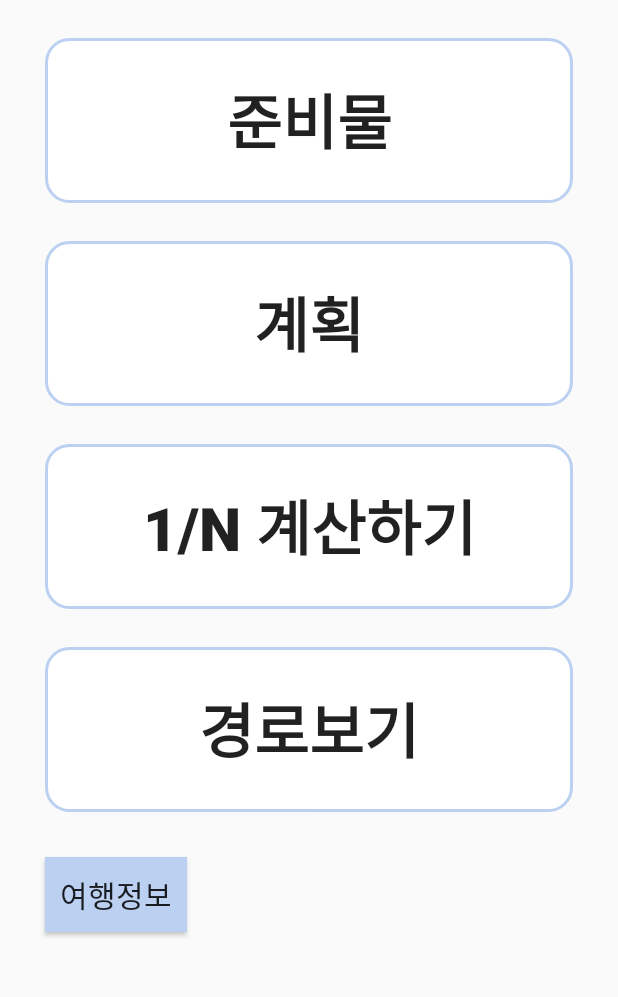
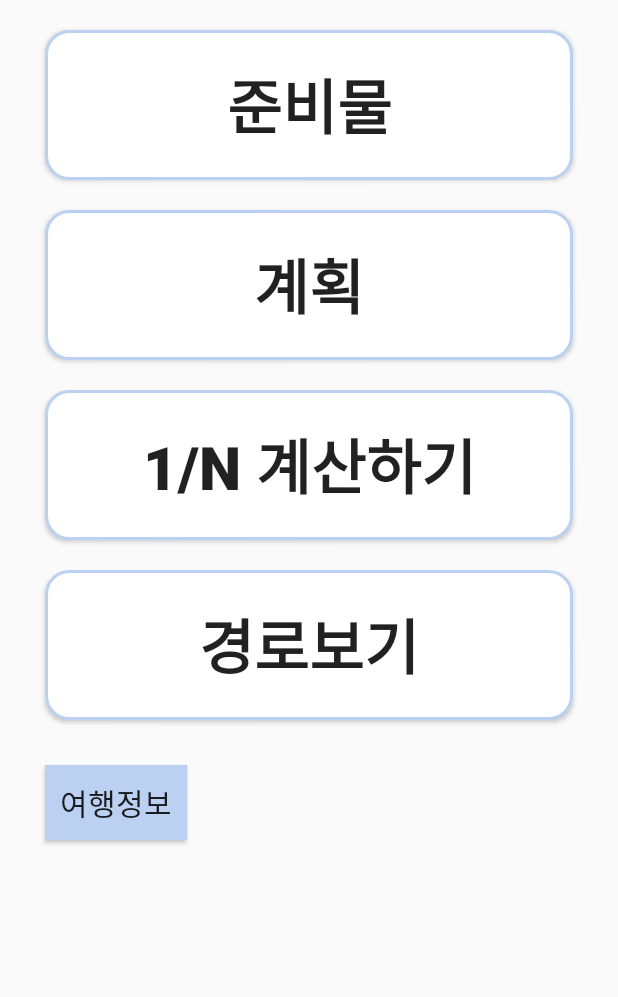
Before and after one commit to CareTravel/CareTravel, an Android app: the home screen opened directly, with no data from a screen before it, on a phone screen of 412 x 824 dp, the part 120-1117 px from its top. Run offline under Robolectric (Android 15) with nearby library versions, the phone set to English and light mode, and no system bars.

Commit message:
성공-!

```diff
--- a/app/src/main/res/layout/activity_home.xml
+++ b/app/src/main/res/layout/activity_home.xml
@@ -41,8 +41,8 @@
     <Button
         android:id="@+id/material_Button"
         android:layout_width="match_parent"
-        android:layout_height="110dp"
-        android:layout_marginTop="25dp"
+        android:layout_height="100dp"
+        android:layout_marginTop="20dp"
         android:layout_marginHorizontal="30dp"
         android:background="@drawable/stroke"
         android:text="준비물"
@@ -52,8 +52,8 @@
     <Button
         android:id="@+id/plan_Button"
         android:layout_width="match_parent"
-        android:layout_height="110dp"
-        android:layout_marginTop="25dp"
+        android:layout_height="100dp"
+        android:layout_marginTop="20dp"
         android:padding="10dp"
         android:layout_marginHorizontal="30dp"
         android:background="@drawable/stroke"
@@ -65,8 +65,8 @@
     <Button
         android:id="@+id/calculate_Button"
         android:layout_width="match_parent"
-        android:layout_height="110dp"
-        android:layout_marginTop="25dp"
+        android:layout_height="100dp"
+        android:layout_marginTop="20dp"
         android:padding="10dp"
         android:layout_marginHorizontal="30dp"
         android:background="@drawable/stroke"
@@ -78,8 +78,8 @@
     <Button
         android:id="@+id/path_Button"
         android:layout_width="match_parent"
-        android:layout_height="110dp"
-        android:layout_marginTop="25dp"
+        android:layout_height="100dp"
+        android:layout_marginTop="20dp"
         android:padding="10dp"
         android:layout_marginHorizontal="30dp"
         android:background="@drawable/stroke"
```
Also changed, not shown: app/src/main/java/com/example/caretravel/activity_register.java (+6 -1 lines), app/src/main/java/com/example/caretravel/home.java (+29 -17 lines).
